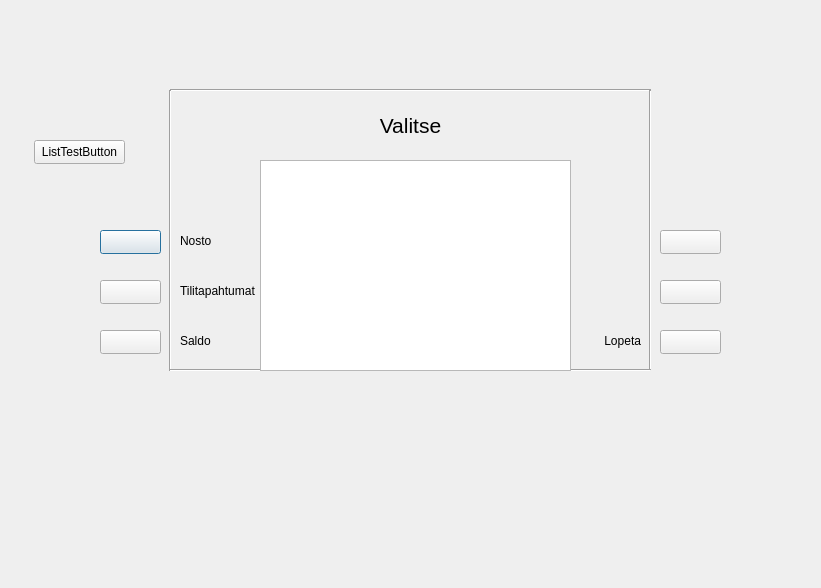
Above: bank-automat/bankwindow.ui from darkkeri/Bank-automat before the change. Below: the same form after it.
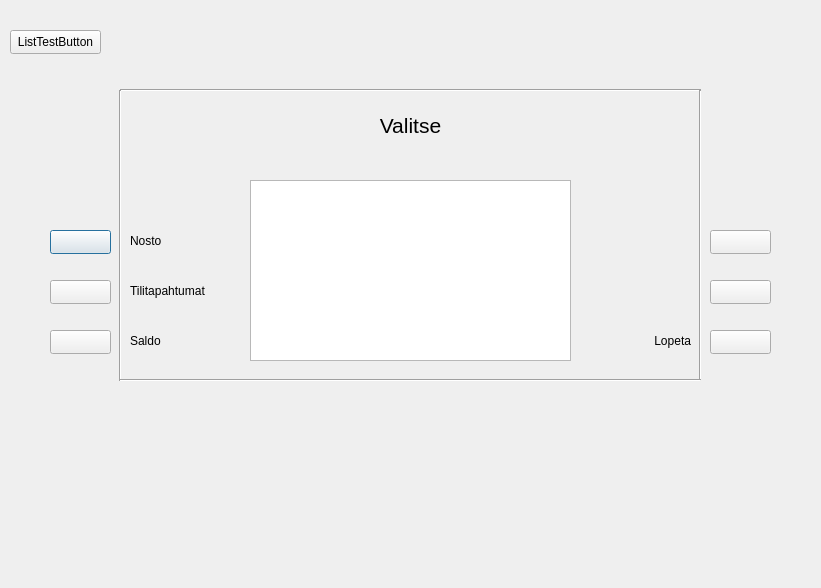
That is the form after the change.

Commit message: Balance screen now shows user's balance through RESTAPI and minor UI fixes

```diff
--- a/bank-automat/bankwindow.ui
+++ b/bank-automat/bankwindow.ui
@@ -16,7 +16,7 @@
   <widget class="QPushButton" name="Button1">
    <property name="geometry">
     <rect>
-     <x>100</x>
+     <x>50</x>
      <y>230</y>
      <width>61</width>
      <height>24</height>
@@ -29,7 +29,7 @@
   <widget class="QPushButton" name="Button2">
    <property name="geometry">
     <rect>
-     <x>100</x>
+     <x>50</x>
      <y>280</y>
      <width>61</width>
      <height>24</height>
@@ -42,7 +42,7 @@
   <widget class="QPushButton" name="Button3">
    <property name="geometry">
     <rect>
-     <x>100</x>
+     <x>50</x>
      <y>330</y>
      <width>61</width>
      <height>24</height>
@@ -55,7 +55,7 @@
   <widget class="QPushButton" name="Button4">
    <property name="geometry">
     <rect>
-     <x>660</x>
+     <x>710</x>
      <y>230</y>
      <width>61</width>
      <height>24</height>
@@ -68,7 +68,7 @@
   <widget class="QPushButton" name="Button5">
    <property name="geometry">
     <rect>
-     <x>660</x>
+     <x>710</x>
      <y>280</y>
      <width>61</width>
      <height>24</height>
@@ -81,7 +81,7 @@
   <widget class="QPushButton" name="Button6">
    <property name="geometry">
     <rect>
-     <x>660</x>
+     <x>710</x>
      <y>330</y>
      <width>61</width>
      <height>24</height>
@@ -115,10 +115,10 @@
   <widget class="QWidget" name="verticalLayoutWidget">
    <property name="geometry">
     <rect>
-     <x>289</x>
-     <y>190</y>
+     <x>290</x>
+     <y>180</y>
      <width>241</width>
-     <height>183</height>
+     <height>191</height>
     </rect>
    </property>
    <layout class="QVBoxLayout" name="verticalLayout">
@@ -162,7 +162,7 @@
   <widget class="QLabel" name="buttonLabel1">
    <property name="geometry">
     <rect>
-     <x>180</x>
+     <x>130</x>
      <y>230</y>
      <width>91</width>
      <height>21</height>
@@ -175,7 +175,7 @@
   <widget class="QLabel" name="buttonLabel2">
    <property name="geometry">
     <rect>
-     <x>180</x>
+     <x>130</x>
      <y>280</y>
      <width>91</width>
      <height>21</height>
@@ -188,7 +188,7 @@
   <widget class="QLabel" name="buttonLabel3">
    <property name="geometry">
     <rect>
-     <x>180</x>
+     <x>130</x>
      <y>330</y>
      <width>91</width>
      <height>21</height>
@@ -201,7 +201,7 @@
   <widget class="QLabel" name="buttonLabel4">
    <property name="geometry">
     <rect>
-     <x>548</x>
+     <x>600</x>
      <y>230</y>
      <width>91</width>
      <height>21</height>
@@ -217,7 +217,7 @@
   <widget class="QLabel" name="buttonLabel5">
    <property name="geometry">
     <rect>
-     <x>548</x>
+     <x>600</x>
      <y>280</y>
      <width>91</width>
      <height>21</height>
@@ -233,7 +233,7 @@
   <widget class="QLabel" name="buttonLabel6">
    <property name="geometry">
     <rect>
-     <x>550</x>
+     <x>600</x>
      <y>330</y>
      <width>91</width>
      <height>21</height>
@@ -249,9 +249,9 @@
   <widget class="Line" name="line">
    <property name="geometry">
     <rect>
-     <x>170</x>
+     <x>120</x>
      <y>80</y>
-     <width>481</width>
+     <width>581</width>
      <height>20</height>
     </rect>
    </property>
@@ -262,10 +262,10 @@
   <widget class="Line" name="line_2">
    <property name="geometry">
     <rect>
-     <x>160</x>
+     <x>110</x>
      <y>90</y>
      <width>20</width>
-     <height>281</height>
+     <height>291</height>
     </rect>
    </property>
    <property name="orientation">
@@ -275,34 +275,21 @@
   <widget class="Line" name="line_3">
    <property name="geometry">
     <rect>
-     <x>640</x>
+     <x>690</x>
      <y>90</y>
      <width>20</width>
-     <height>281</height>
+     <height>291</height>
     </rect>
    </property>
    <property name="orientation">
     <enum>Qt::Vertical</enum>
    </property>
   </widget>
-  <widget class="Line" name="line_4">
-   <property name="geometry">
-    <rect>
-     <x>170</x>
-     <y>360</y>
-     <width>481</width>
-     <height>20</height>
-    </rect>
-   </property>
-   <property name="orientation">
-    <enum>Qt::Horizontal</enum>
-   </property>
-  </widget>
   <widget class="QPushButton" name="pushButton">
    <property name="geometry">
     <rect>
-     <x>34</x>
-     <y>140</y>
+     <x>10</x>
+     <y>30</y>
      <width>91</width>
      <height>24</height>
     </rect>
@@ -311,13 +298,26 @@
     <string>ListTestButton</string>
    </property>
   </widget>
+  <widget class="Line" name="line_4">
+   <property name="geometry">
+    <rect>
+     <x>120</x>
+     <y>370</y>
+     <width>581</width>
+     <height>20</height>
+    </rect>
+   </property>
+   <property name="orientation">
+    <enum>Qt::Horizontal</enum>
+   </property>
+  </widget>
   <widget class="QTableView" name="logsTableView">
    <property name="geometry">
     <rect>
-     <x>260</x>
-     <y>160</y>
-     <width>311</width>
-     <height>211</height>
+     <x>250</x>
+     <y>180</y>
+     <width>321</width>
+     <height>181</height>
     </rect>
    </property>
   </widget>
```
The commit also changes 5 other files.
